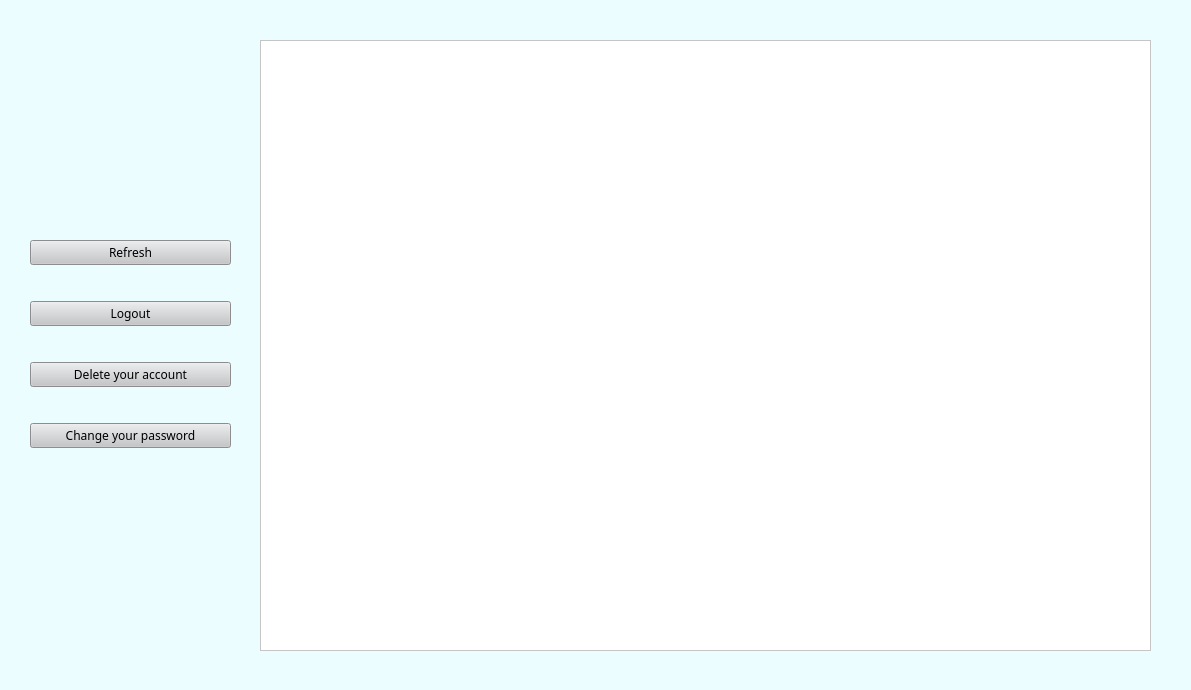
EchipaSMC/Biblioteca, file Biblioteca/UserApp/BorrowedBooksList.ui: the form before one commit.
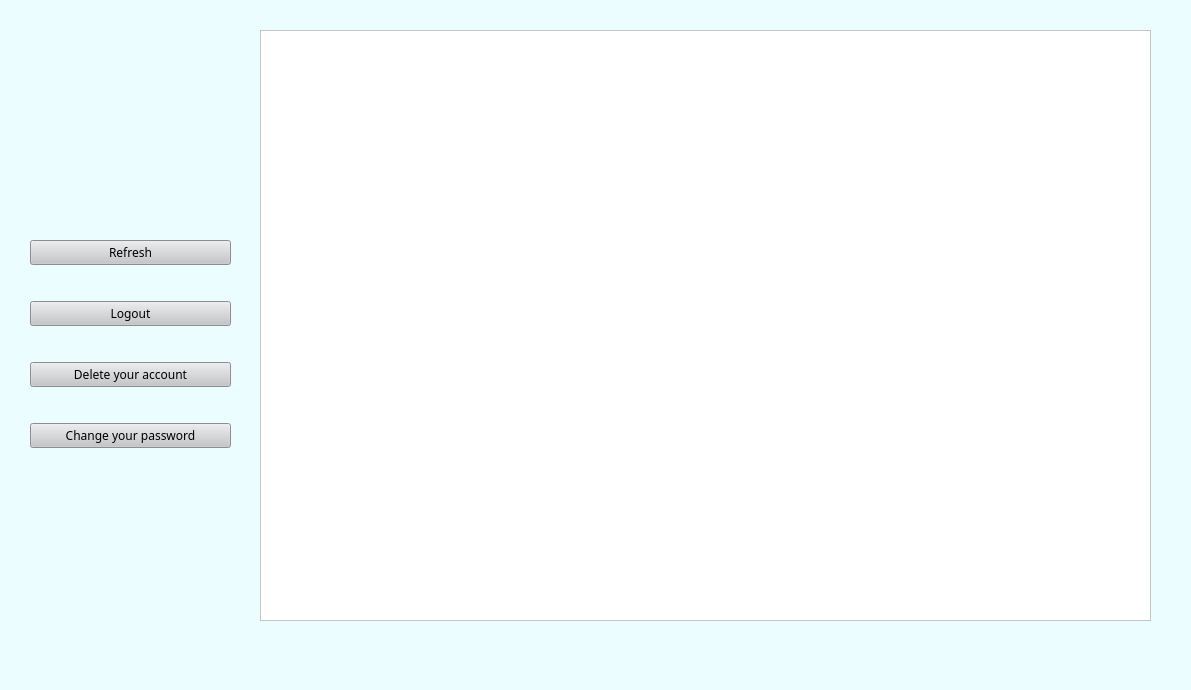
The form after the commit.

Patch:
```diff
--- a/Biblioteca/UserApp/BorrowedBooksList.ui
+++ b/Biblioteca/UserApp/BorrowedBooksList.ui
@@ -21,9 +21,9 @@
    <property name="geometry">
     <rect>
      <x>230</x>
-     <y>10</y>
+     <y>0</y>
      <width>951</width>
-     <height>671</height>
+     <height>651</height>
     </rect>
    </property>
    <layout class="QVBoxLayout" name="verticalLayout">
```
